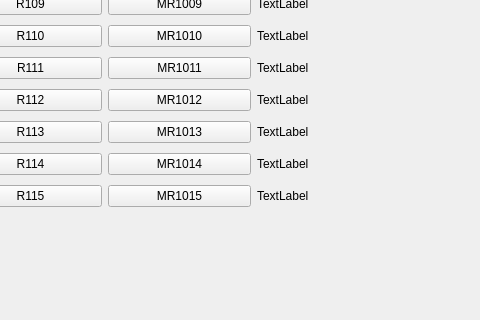
Before: the Qt Designer form opc_ua_server/gsh_opc_platform (multi device)/button_test.ui in Alfy102/OPC_UA_Server, drawn with Qt 5; both pictures show x 611 to 1091 and y 359 to 679 of the 1091 by 679 pixel window.
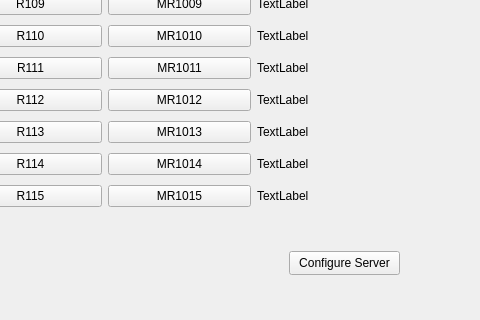
After: the same form once the commit is applied.

Commit message: Successful implementation of server event and alarm logs

Diff of the .ui file:
```diff
--- a/opc_ua_server/gsh_opc_platform (multi device)/button_test.ui
+++ b/opc_ua_server/gsh_opc_platform (multi device)/button_test.ui
@@ -408,6 +408,19 @@
      </widget>
     </widget>
    </widget>
+   <widget class="QPushButton" name="pushButton_conf">
+    <property name="geometry">
+     <rect>
+      <x>900</x>
+      <y>610</y>
+      <width>111</width>
+      <height>24</height>
+     </rect>
+    </property>
+    <property name="text">
+     <string>Configure Server</string>
+    </property>
+   </widget>
   </widget>
  </widget>
  <tabstops>
```
The commit also changes 8 other files.
